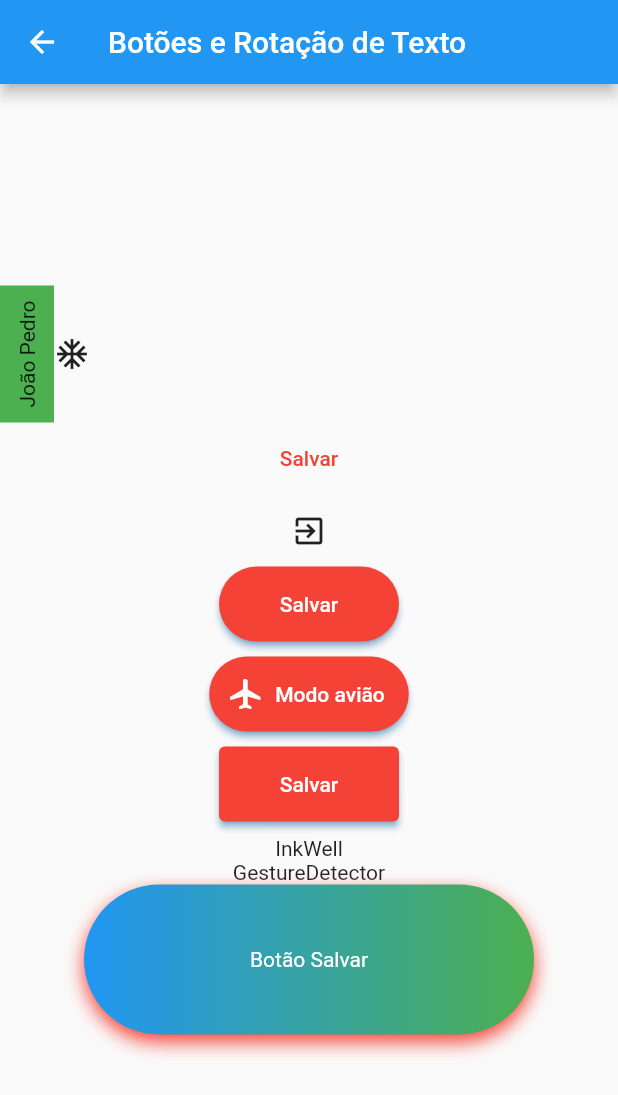
After one commit to jdaibello/academia-do-flutter-modulos-flutter, a Flutter app: the BotoesRotacaoTextoPage screen opened by its route, on a phone screen of 412 x 824 dp. The commit adds this screen. Shown: the top 1095 px of the screen. Run offline on Flutter 3.47's test engine with Material 2 defaults, Android fonts, the phone set to English and light mode, and no system bars; our stand-ins replace device_preview.

Commit message:
feat: add buttons and text rotation

```diff
--- a/flutter_primeiro_projeto/lib/main.dart
+++ b/flutter_primeiro_projeto/lib/main.dart
@@ -1,6 +1,7 @@
 import 'package:device_preview/device_preview.dart';
 import 'package:flutter/foundation.dart';
 import 'package:flutter/material.dart';
+import 'package:flutter_primeiro_projeto/pages/botoes_rotacao_texto/botoes_rotacao_texto_page.dart';
 import 'package:flutter_primeiro_projeto/pages/container/container_page.dart';
 import 'package:flutter_primeiro_projeto/pages/home/home_page.dart';
 import 'package:flutter_primeiro_projeto/pages/layout_builder/layout_builder_page.dart';
@@ -34,6 +35,7 @@
         '/rows_columns': (_) => const RowsColumnsPage(),
         '/media_query': (_) => const MediaQueryPage(),
         '/layout_builder': (_) => const LayoutBuilderPage(),
+        '/botoes_rotacao_texto': (_) => const BotoesRotacaoTextoPage(),
       },
     );
   }
--- /dev/null
+++ b/flutter_primeiro_projeto/lib/pages/botoes_rotacao_texto/botoes_rotacao_texto_page.dart
@@ -0,0 +1,148 @@
+import 'package:flutter/material.dart';
+
+class BotoesRotacaoTextoPage extends StatelessWidget {
+  const BotoesRotacaoTextoPage({Key? key}) : super(key: key);
+
+  @override
+  Widget build(BuildContext context) {
+    return Scaffold(
+      appBar: AppBar(
+        title: const Text('Botões e Rotação de Texto'),
+      ),
+      body: Center(
+        child: Column(
+          mainAxisAlignment: MainAxisAlignment.center,
+          children: [
+            Row(
+              children: [
+                RotatedBox(
+                  quarterTurns: -1,
+                  child: Container(
+                    padding: const EdgeInsets.all(10),
+                    color: Colors.green,
+                    child: const Text('João Pedro'),
+                  ),
+                ),
+                const Icon(Icons.ac_unit),
+              ],
+            ),
+            TextButton(
+              onPressed: () {},
+              child: const Text('Salvar'),
+              style: TextButton.styleFrom(
+                primary: Colors.red,
+                padding: const EdgeInsets.all(10),
+                minimumSize: const Size(50, 10),
+                shape: const RoundedRectangleBorder(
+                  borderRadius: BorderRadius.all(
+                    Radius.circular(60),
+                  ),
+                ),
+              ),
+            ),
+            IconButton(
+              onPressed: () {},
+              icon: const Icon(Icons.exit_to_app),
+            ),
+            ElevatedButton(
+              onPressed: () {},
+              child: const Text('Salvar'),
+              style: ElevatedButton.styleFrom(
+                primary: Colors.red,
+                shadowColor: Colors.blue,
+                minimumSize: const Size(120, 50),
+                shape: const RoundedRectangleBorder(
+                  borderRadius: BorderRadius.all(
+                    Radius.circular(30),
+                  ),
+                ),
+              ),
+            ),
+            const SizedBox(height: 10),
+            ElevatedButton.icon(
+              onPressed: () {},
+              icon: const Icon(Icons.airplanemode_active),
+              label: const Text('Modo avião'),
+              style: ElevatedButton.styleFrom(
+                primary: Colors.red,
+                shadowColor: Colors.blue,
+                minimumSize: const Size(120, 50),
+                shape: const RoundedRectangleBorder(
+                  borderRadius: BorderRadius.all(
+                    Radius.circular(30),
+                  ),
+                ),
+              ),
+            ),
+            const SizedBox(height: 10),
+            ElevatedButton(
+              onPressed: () {},
+              child: const Text('Salvar'),
+              style: ButtonStyle(
+                shadowColor: MaterialStateProperty.all(Colors.blue),
+                minimumSize: MaterialStateProperty.resolveWith((states) {
+                  if (states.contains(MaterialState.pressed)) {
+                    return const Size(150, 150);
+                  } else if (states.contains(MaterialState.hovered)) {
+                    return const Size(180, 180);
+                  }
+                  return const Size(120, 50);
+                }),
+                backgroundColor: MaterialStateProperty.resolveWith((states) {
+                  if (states.contains(MaterialState.pressed)) {
+                    return Colors.black;
+                  } else if (states.contains(MaterialState.hovered)) {
+                    return Colors.amber;
+                  }
+                  return Colors.red;
+                }),
+              ),
+            ),
+            const SizedBox(height: 10),
+            InkWell(
+              onTap: () {},
+              child: const Text('InkWell'),
+            ),
+            GestureDetector(
+              onTap: () => debugPrint('Gesture Detector'),
+              onVerticalDragStart: (_) => debugPrint('Start $_'),
+              child: const Text('GestureDetector'),
+            ),
+            Container(
+              width: 300,
+              height: 100,
+              decoration: BoxDecoration(
+                gradient: const LinearGradient(
+                  colors: [
+                    Colors.blue,
+                    Colors.green,
+                  ],
+                ),
+                borderRadius: BorderRadius.circular(50),
+                boxShadow: const [
+                  BoxShadow(
+                    blurRadius: 10,
+                    offset: Offset(0, 5),
+                    color: Colors.red,
+                  ),
+                ],
+              ),
+              child: InkWell(
+                borderRadius: BorderRadius.circular(50),
+                onTap: () {},
+                child: const Center(
+                  child: Text(
+                    'Botão Salvar',
+                    style: TextStyle(
+                      color: Colors.white,
+                    ),
+                  ),
+                ),
+              ),
+            ),
+          ],
+        ),
+      ),
+    );
+  }
+}
--- a/flutter_primeiro_projeto/lib/pages/home/home_page.dart
+++ b/flutter_primeiro_projeto/lib/pages/home/home_page.dart
@@ -5,6 +5,7 @@
   rowsColumns,
   mediaQuery,
   layoutBuilder,
+  botoesRotacaoTexto,
 }
 
 class HomePage extends StatelessWidget {
@@ -34,6 +35,9 @@
                 case PopupMenuPages.layoutBuilder:
                   Navigator.of(context).pushNamed('/layout_builder');
                   break;
+                case PopupMenuPages.botoesRotacaoTexto:
+                  Navigator.of(context).pushNamed('/botoes_rotacao_texto');
+                  break;
               }
             },
             itemBuilder: (BuildContext context) {
@@ -54,6 +58,10 @@
                   value: PopupMenuPages.layoutBuilder,
                   child: Text('LayoutBuilder'),
                 ),
+                const PopupMenuItem<PopupMenuPages>(
+                  value: PopupMenuPages.botoesRotacaoTexto,
+                  child: Text('Botões e Rotação de Texto'),
+                ),
               ];
             },
           ),
```
